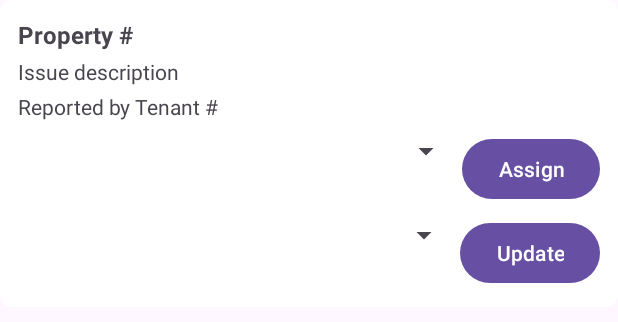
After one commit to Dashayin-Naicker/Elite-Rentals-Mobile-App, an Android app: the layout item_assign_maintenance.xml on its own in the app's theme, with its tools: preview values and no code run, on a phone screen of 412 x 824 dp. The commit adds this screen. Shown: the top 322 px of the screen. Run offline under Robolectric (Android 15) with nearby library versions, the phone set to English and light mode, and no system bars; network calls fail.

Commit message:
Property Manager Assigning Caretaker

```diff
--- a/app/src/main/AndroidManifest.xml
+++ b/app/src/main/AndroidManifest.xml
@@ -78,6 +78,7 @@
         <activity android:name=".ReplyActivity" />
         <activity android:name=".AnnouncementsActivity" />
         <activity android:name=".AdminDashboardActivity" />
+        <activity android:name=".PropertyManagerMaintenanceActivity" />
         <activity android:name=".ViewPhotoActivity"
             android:screenOrientation="sensorPortrait"
             android:exported="true" />
--- /dev/null
+++ b/app/src/main/java/com/rentals/eliterentals/AssignCaretakerDto.kt
@@ -0,0 +1,5 @@
+package com.rentals.eliterentals
+
+data class AssignCaretakerDto(
+    val assignedCaretakerId: Int
+)
--- a/app/src/main/java/com/rentals/eliterentals/DashboardFragment.kt
+++ b/app/src/main/java/com/rentals/eliterentals/DashboardFragment.kt
@@ -42,7 +42,7 @@ class DashboardFragment : Fragment() {
         }
 
         cardAssignMaintenance.setOnClickListener {
-            startActivity(Intent(requireContext(), CaretakerTrackMaintenanceActivity::class.java))
+            startActivity(Intent(requireContext(), PropertyManagerMaintenanceActivity::class.java))
         }
 
         cardRegisterTenant.setOnClickListener {
--- a/app/src/main/java/com/rentals/eliterentals/MainPmActivity.kt
+++ b/app/src/main/java/com/rentals/eliterentals/MainPmActivity.kt
@@ -46,7 +46,7 @@ class MainPmActivity : AppCompatActivity() {
             startActivity(Intent(this, AssignLeaseActivity::class.java))
         }
         findViewById<ImageView>(R.id.navAssignMaintenance)?.setOnClickListener {
-            startActivity(Intent(this, CaretakerTrackMaintenanceActivity::class.java))
+            startActivity(Intent(this, PropertyManagerMaintenanceActivity::class.java))
         }
         findViewById<ImageView>(R.id.navRegisterTenant)?.setOnClickListener {
             startActivity(Intent(this, RegisterTenantActivity::class.java))
--- /dev/null
+++ b/app/src/main/res/layout/item_assign_maintenance.xml
@@ -0,0 +1,72 @@
+<?xml version="1.0" encoding="utf-8"?>
+<LinearLayout
+    xmlns:android="http://schemas.android.com/apk/res/android"
+    android:layout_width="match_parent"
+    android:layout_height="wrap_content"
+    android:orientation="vertical"
+    android:padding="12dp"
+    android:background="@drawable/card_bg">
+
+    <TextView
+        android:id="@+id/tvProperty"
+        android:layout_width="wrap_content"
+        android:layout_height="wrap_content"
+        android:text="Property #"
+        android:textStyle="bold"
+        android:textSize="16sp"/>
+
+    <TextView
+        android:id="@+id/tvIssue"
+        android:layout_width="wrap_content"
+        android:layout_height="wrap_content"
+        android:text="Issue description"
+        android:layout_marginTop="4dp"/>
+
+    <TextView
+        android:id="@+id/tvReportedBy"
+        android:layout_width="wrap_content"
+        android:layout_height="wrap_content"
+        android:text="Reported by Tenant #"
+        android:layout_marginTop="4dp"/>
+
+    <!-- Assign Caretaker Spinner -->
+    <LinearLayout
+        android:layout_width="match_parent"
+        android:layout_height="wrap_content"
+        android:orientation="horizontal"
+        android:layout_marginTop="8dp">
+
+        <Spinner
+            android:id="@+id/spinnerCaretaker"
+            android:layout_width="0dp"
+            android:layout_weight="1"
+            android:layout_height="wrap_content"/>
+
+        <Button
+            android:id="@+id/btnAssign"
+            android:layout_width="wrap_content"
+            android:layout_height="wrap_content"
+            android:text="Assign"/>
+    </LinearLayout>
+
+    <!-- Update Status Spinner -->
+    <LinearLayout
+        android:layout_width="match_parent"
+        android:layout_height="wrap_content"
+        android:orientation="horizontal"
+        android:layout_marginTop="8dp">
+
+        <Spinner
+            android:id="@+id/spinnerStatus"
+            android:layout_width="0dp"
+            android:layout_weight="1"
+            android:layout_height="wrap_content"/>
+
+        <Button
+            android:id="@+id/btnUpdateStatus"
+            android:layout_width="wrap_content"
+            android:layout_height="wrap_content"
+            android:text="Update"/>
+    </LinearLayout>
+
+</LinearLayout>
```
Also changed, not shown: app/src/main/java/com/rentals/eliterentals/ApiService.kt (+19 -0 lines), app/src/main/java/com/rentals/eliterentals/PropertyManagerMaintenanceActivity.kt (added, +141 -0 lines), app/src/main/java/com/rentals/eliterentals/PropertyManagerMaintenanceAdapter.kt (added, +92 -0 lines), app/src/main/res/layout/activity_pm_maintenance.xml (added, +22 -0 lines).
